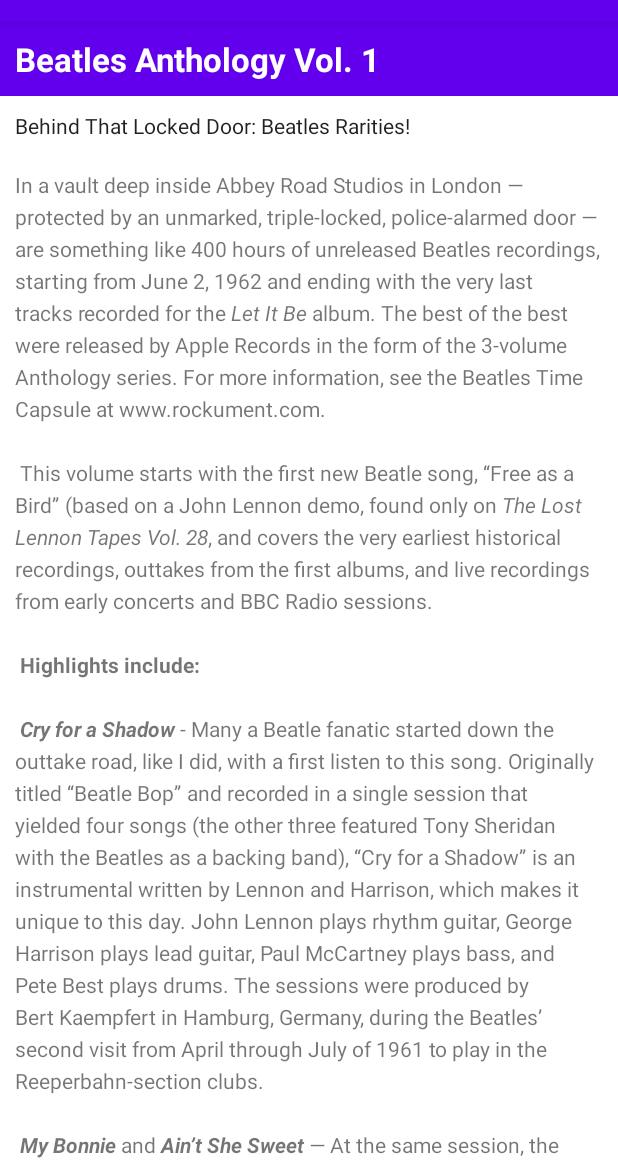
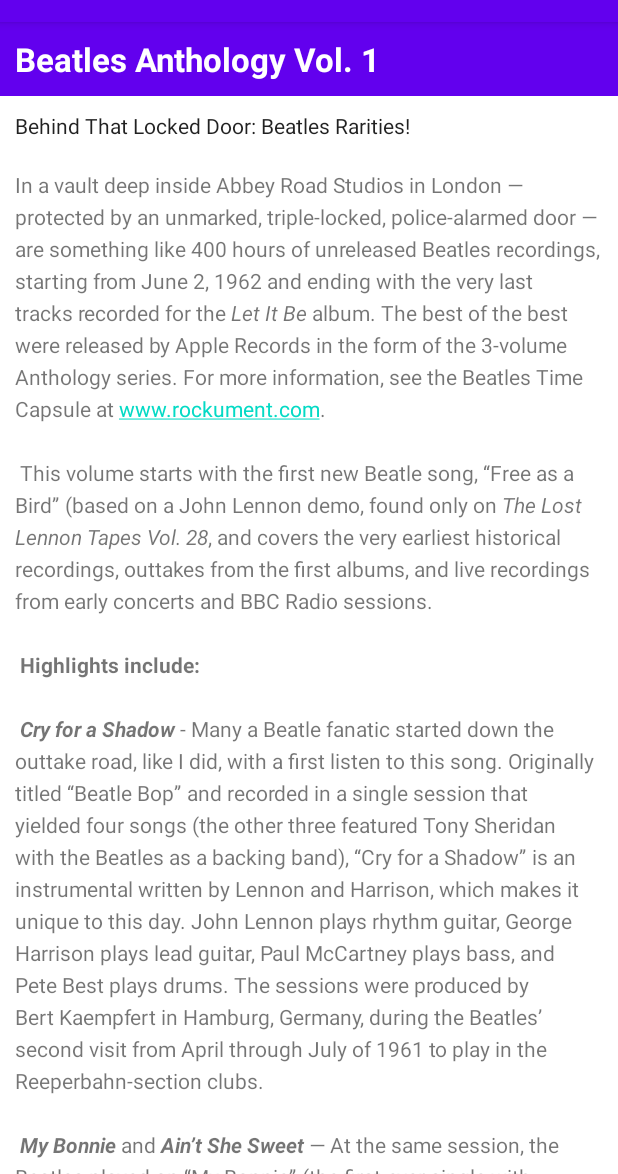
Before and after one commit to khardrix/ScrollingText, an Android app: the screen it shows after launch (MainActivity), on a phone screen of 412 x 824 dp, the part 62-1236 px from its top. Run offline under Robolectric (Android 15) with nearby library versions, the phone set to English and light mode, and no system bars.

Commit message:
Task 2 completed

```diff
--- a/app/src/main/res/layout/activity_main.xml
+++ b/app/src/main/res/layout/activity_main.xml
@@ -25,13 +25,19 @@
         android:text="@string/article_subtitle"
         android:textAppearance="@android:style/TextAppearance.DeviceDefault" />
 
-    <TextView
-        android:id="@+id/article"
+    <ScrollView
         android:layout_width="wrap_content"
         android:layout_height="wrap_content"
-        android:layout_below="@id/article_subheading"
-        android:lineSpacingExtra="@dimen/line_spacing"
-        android:padding="@dimen/padding_regular"
-        android:text="@string/article_text" />
+        android:layout_below="@id/article_subheading">
+
+        <TextView
+            android:id="@+id/article"
+            android:layout_width="wrap_content"
+            android:layout_height="wrap_content"
+            android:autoLink="web"
+            android:lineSpacingExtra="@dimen/line_spacing"
+            android:padding="@dimen/padding_regular"
+            android:text="@string/article_text" />
+    </ScrollView>
 
 </RelativeLayout>
```
